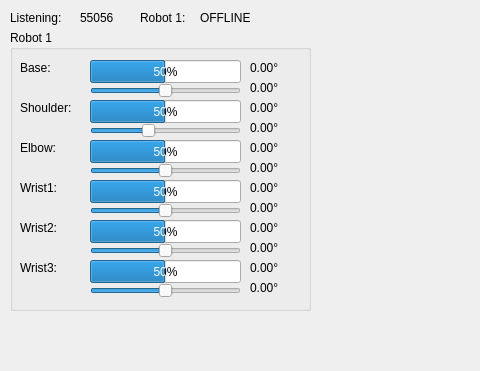
Before: the Qt Designer form mainwidget.ui in ytxiuxiu/ur, drawn with Qt 5; both pictures show x 0 to 480 and y 0 to 371 of the 900 by 486 pixel window.
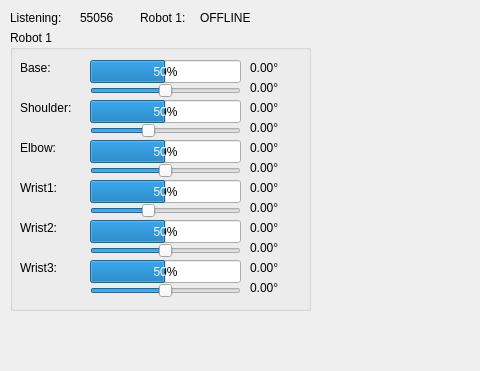
After: the same form once the commit is applied.

What changed in the file:
```diff
--- a/mainwidget.ui
+++ b/mainwidget.ui
@@ -388,7 +388,7 @@
      <number>360</number>
     </property>
     <property name="value">
-     <number>0</number>
+     <number>-90</number>
     </property>
     <property name="orientation">
      <enum>Qt::Horizontal</enum>
```
